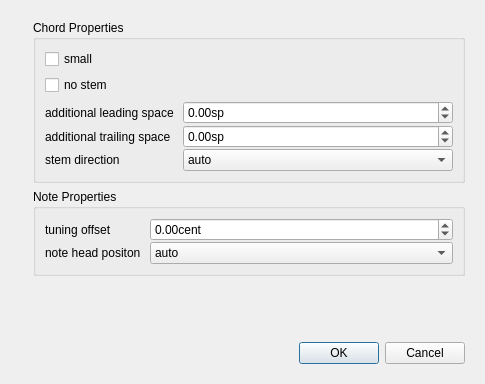
Qt form mscore/mscore/chordproperties.ui (musescore/musescore-old) before a commit.
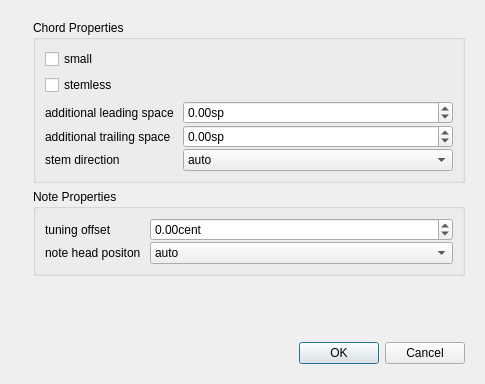
The same form after that commit. Icons and pictures are not drawn.

Commit message: - renamed "slashStyle" as "Stemless" in staff, measure, and note properties - update handbooks

Patch:
```diff
--- a/mscore/mscore/chordproperties.ui
+++ b/mscore/mscore/chordproperties.ui
@@ -54,7 +54,7 @@
            <item>
             <widget class="QCheckBox" name="noStemCheckBox">
              <property name="text">
-              <string>no stem</string>
+              <string>stemless</string>
              </property>
             </widget>
            </item>
```
The commit also changes 12 other files.
